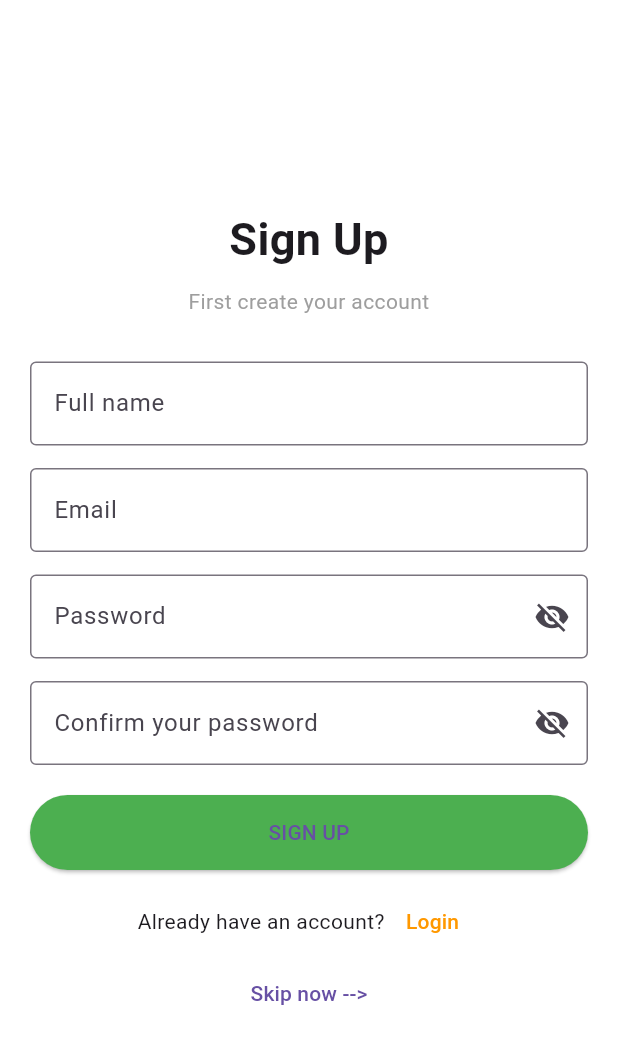
After one commit to cekwedike/group-12-mobile-dev_Farm-Fresh, a Flutter app: the SignUpScreen screen opened by its route, on a phone screen of 412 x 824 dp. The commit adds this screen. Shown: the top 1044 px of the screen. Run offline on Flutter 3.47's test engine with Material 3 defaults, Android fonts, the phone set to English and light mode, and no system bars.

Commit message:
sign up screen created

```diff
--- a/farm_fresh/lib/main.dart
+++ b/farm_fresh/lib/main.dart
@@ -4,6 +4,7 @@ import 'screens/explorescreen.dart';
 import 'screens/purchase_history_screen.dart';
 import 'screens/details.dart';
 import 'screens/profile.dart';
+import 'screens/sign_up_screen.dart';
 
 void main() {
   runApp(const MyApp());
@@ -37,6 +38,7 @@ class MyApp extends StatelessWidget {
         '/purchase_history': (context) => const PurchaseHistoryScreen(),
         '/product_details': (context) => const ProductDetailScreen(),
         '/profile': (context) => const ProfileScreen(),
+        '/sign_up': (context) => const SignUpScreen(),
       },
     );
   }
--- /dev/null
+++ b/farm_fresh/lib/screens/sign_up_screen.dart
@@ -0,0 +1,143 @@
+import 'package:flutter/material.dart';
+
+class SignUpScreen extends StatefulWidget {
+  const SignUpScreen({super.key});
+
+  @override
+  _SignUpScreenState createState() => _SignUpScreenState();
+}
+
+class _SignUpScreenState extends State<SignUpScreen> {
+  bool _obscurePassword = true;
+  bool _obscureConfirmPassword = true;
+
+  @override
+  Widget build(BuildContext context) {
+    return Scaffold(
+      body: Padding(
+        padding: const EdgeInsets.symmetric(horizontal: 20.0),
+        child: Column(
+          crossAxisAlignment: CrossAxisAlignment.stretch,
+          mainAxisAlignment: MainAxisAlignment.center,
+          children: [
+            // Sign Up Title
+            const Text(
+              'Sign Up',
+              style: TextStyle(fontSize: 30, fontWeight: FontWeight.bold),
+              textAlign: TextAlign.center,
+            ),
+            const SizedBox(height: 10),
+            // Subtitle
+            const Text(
+              'First create your account',
+              style: TextStyle(color: Colors.grey),
+              textAlign: TextAlign.center,
+            ),
+            const SizedBox(height: 30),
+
+            // Full Name TextField
+            const TextField(
+              decoration: InputDecoration(
+                labelText: 'Full name',
+                border: OutlineInputBorder(),
+              ),
+            ),
+            const SizedBox(height: 15),
+
+            // Email TextField
+            const TextField(
+              decoration: InputDecoration(
+                labelText: 'Email',
+                border: OutlineInputBorder(),
+              ),
+            ),
+            const SizedBox(height: 15),
+
+            // Password TextField
+            TextField(
+              obscureText: _obscurePassword,
+              decoration: InputDecoration(
+                labelText: 'Password',
+                border: const OutlineInputBorder(),
+                suffixIcon: IconButton(
+                  icon: Icon(
+                    _obscurePassword ? Icons.visibility_off : Icons.visibility,
+                  ),
+                  onPressed: () {
+                    setState(() {
+                      _obscurePassword = !_obscurePassword;
+                    });
+                  },
+                ),
+              ),
+            ),
+            const SizedBox(height: 15),
+
+            // Confirm Password TextField
+            TextField(
+              obscureText: _obscureConfirmPassword,
+              decoration: InputDecoration(
+                labelText: 'Confirm your password',
+                border: const OutlineInputBorder(),
+                suffixIcon: IconButton(
+                  icon: Icon(
+                    _obscureConfirmPassword ? Icons.visibility_off : Icons.visibility,
+                  ),
+                  onPressed: () {
+                    setState(() {
+                      _obscureConfirmPassword = !_obscureConfirmPassword;
+                    });
+                  },
+                ),
+              ),
+            ),
+            const SizedBox(height: 20),
+
+            // Sign Up Button
+            ElevatedButton(
+              style: ElevatedButton.styleFrom(
+                backgroundColor: Colors.green,
+                padding: const EdgeInsets.symmetric(vertical: 15),
+              ),
+              onPressed: () {
+                // Handle Sign Up logic
+              },
+              child: const Text('SIGN UP'),
+            ),
+
+            const SizedBox(height: 10),
+
+            // Already have an account? Login
+            Center(
+              child: Row(
+                mainAxisAlignment: MainAxisAlignment.center,
+                children: [
+                  const Text('Already have an account?'),
+                  TextButton(
+                    onPressed: () {
+                      // Navigate to Login screen
+                    },
+                    child: const Text(
+                      'Login',
+                      style: TextStyle(color: Colors.orange),
+                    ),
+                  ),
+                ],
+              ),
+            ),
+
+            // Skip Button
+            Center(
+              child: TextButton(
+                onPressed: () {
+                  // Handle Skip logic
+                },
+                child: const Text('Skip now -->'),
+              ),
+            ),
+          ],
+        ),
+      ),
+    );
+  }
+}
```
Also changed, not shown: farm_fresh/pubspec.lock.
